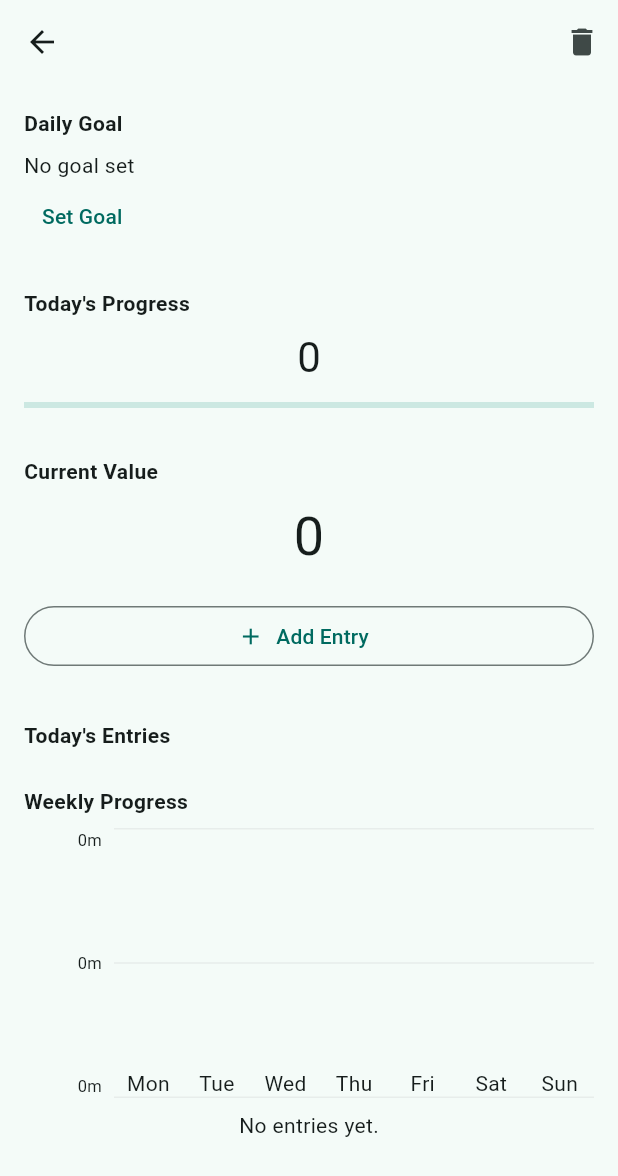
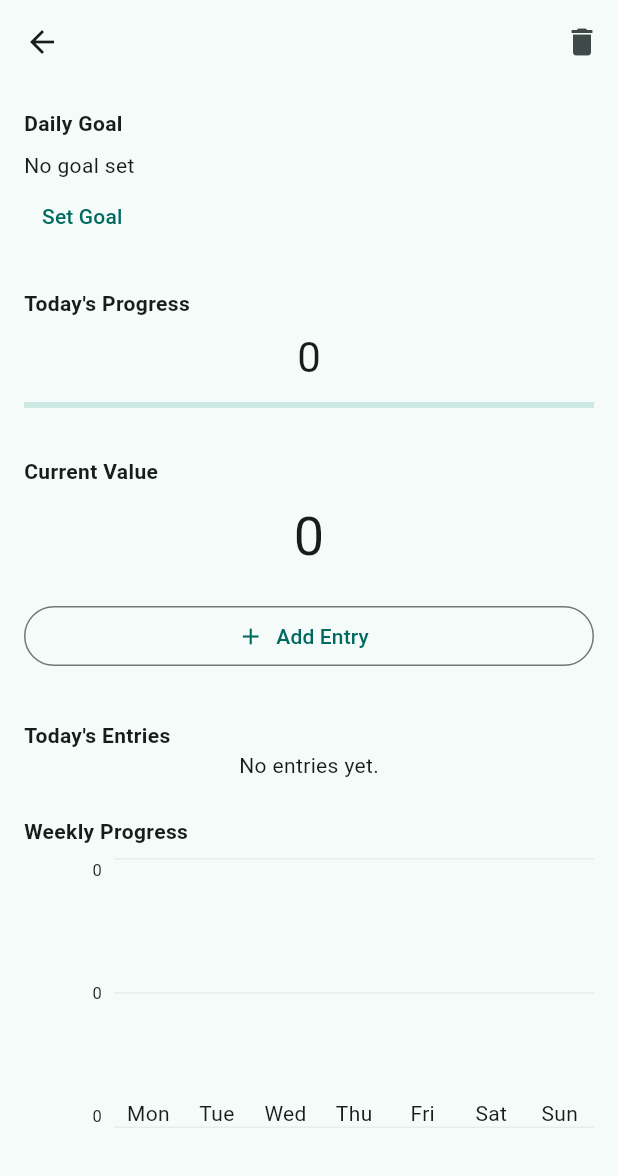
Before and after one commit to ysvaditya05/YSV-Daily-Tracker, a Flutter app: the NumberTrackerScreen screen opened directly with empty values, on a phone screen of 412 x 824 dp. Shown: the top 1176 px of the screen. Run offline on Flutter 3.47's test engine with Material 3 defaults, Android fonts, the phone set to English and light mode, and no system bars; our stand-ins replace sqflite, sqflite_common_ffi; accounts and stored records are empty.

Commit message:
Complete core Number Tracker implementation

```diff
--- a/lib/screens/number_tracker_screen.dart
+++ b/lib/screens/number_tracker_screen.dart
@@ -2,7 +2,7 @@ import 'dart:async';
 import 'package:flutter/material.dart';
 
 import '../models/tracker.dart';
-import '../widgets/weekly_progress_chart.dart';
+import '../widgets/number_weekly_progress_chart.dart';
 import '../models/number_entry.dart';
 import '../widgets/tracker_detail_scaffold.dart';
 
@@ -28,10 +28,11 @@ class NumberTrackerScreen extends StatefulWidget {
 		bool _isLoading = true;
 		Timer? _midnightTimer;
 		List<NumberEntry> _entries = [];
+		bool _showAllEntries = false;
 
-		final List<Duration> _weeklyProgress = List.filled(
+		final List<double> _weeklyProgress = List.filled(
 			  7,
-		  Duration.zero,
+			  0,
 			);
 
 	@override
@@ -82,8 +83,7 @@ class NumberTrackerScreen extends StatefulWidget {
 		    total += entry.value;
 		  }
 
-		  _weeklyProgress[DateTime.now().weekday - 1] =
-		      Duration(minutes: total.round());
+		  _weeklyProgress[DateTime.now().weekday - 1] = total;
 
 		  setState(() {
 		    _entries = entries;
@@ -422,29 +422,21 @@ class NumberTrackerScreen extends StatefulWidget {
 		  style: TextStyle(fontWeight: FontWeight.bold),
 		),
 
-		const SizedBox(height: 24),
-
-		const Text(
-		  'Weekly Progress',
-		  style: TextStyle(fontWeight: FontWeight.bold),
-		),
-
-		const SizedBox(height: 8),
-
-		WeeklyProgressChart(
-		  dailyDurations: _weeklyProgress,
-		  todayIndex: DateTime.now().weekday - 1,
-		),
-
-		const SizedBox(height: 8),
-
 		_entries.isEmpty
 		    ? const Center(
 			child: Text('No entries yet.'),
 		      )
 		    : Column(
-			children: _entries.map((entry) {
-			  return ListTile(
+			children: [
+
+			  ...(_showAllEntries
+				  ? _entries
+				  : _entries.take(2))
+			      .map((entry) {
+			    return Column(
+			      children: [
+
+				ListTile(
 				  contentPadding: EdgeInsets.zero,
 				  title: Text(
 				    _unit.isEmpty
@@ -458,9 +450,49 @@ class NumberTrackerScreen extends StatefulWidget {
 				    icon: const Icon(Icons.delete),
 				    onPressed: () => _deleteEntry(entry),
 				  ),
+				),
+
+				const Divider(),
+
+			      ],
 			    );
-			}).toList(),
+			  }),
+
+			  if (_entries.length > 2)
+			    Align(
+				  alignment: Alignment.centerLeft,
+				  child: TextButton(
+				onPressed: () {
+				  setState(() {
+				    _showAllEntries = !_showAllEntries;
+				  });
+				},
+				child: Text(
+				  _showAllEntries
+				      ? 'Show Less'
+				      : 'Show All (${_entries.length})',
 				),
+			      ),
+			    ),
+
+			],
+		      ),
+		      const SizedBox(height: 24),
+
+			const Text(
+			  'Weekly Progress',
+			  style: TextStyle(fontWeight: FontWeight.bold),
+			),
+
+			const SizedBox(height: 8),
+
+			NumberWeeklyProgressChart(
+				  dailyValues: _weeklyProgress,
+				  todayIndex: DateTime.now().weekday - 1,
+				  unit: _unit,
+				),
+
+			const SizedBox(height: 8),
 		],
 	      ),
 	    ),
--- /dev/null
+++ b/lib/widgets/number_weekly_progress_chart.dart
@@ -0,0 +1,149 @@
+import 'package:flutter/material.dart';
+
+class NumberWeeklyProgressChart extends StatelessWidget {
+  const NumberWeeklyProgressChart({
+	  super.key,
+	  required this.dailyValues,
+	  required this.todayIndex,
+	  required this.unit,
+	});
+
+  final List<double> dailyValues;
+  final String unit;
+  final int todayIndex;
+
+  static const _dayLabels = ['Mon', 'Tue', 'Wed', 'Thu', 'Fri', 'Sat', 'Sun'];
+
+  static String _formatAxis(double value, String unit) {
+	  if (value == value.roundToDouble()) {
+	    return '${value.toInt()}$unit';
+	  }
+
+	  return '${value.toStringAsFixed(1)}$unit';
+	}
+
+  @override
+  Widget build(BuildContext context) {
+    final maximumValue = dailyValues.fold<double>(
+	  0,
+	  (maximum, value) => value > maximum ? value : maximum,
+	);
+    final colorScheme = Theme.of(context).colorScheme;
+
+    final maxValue = maximumValue;
+
+	final midValue = maximumValue / 2;
+
+	return SizedBox(
+	  height: 180,
+	  child: Row(
+	    crossAxisAlignment: CrossAxisAlignment.stretch,
+	    children: [
+
+	      // ---------- Y AXIS ----------
+	      SizedBox(
+		width: 52,
+		child: Column(
+		  mainAxisAlignment: MainAxisAlignment.spaceBetween,
+		  crossAxisAlignment: CrossAxisAlignment.end,
+		  children: [
+			  Text(
+			    _formatAxis(maxValue, unit),
+			    style: const TextStyle(fontSize: 11),
+			  ),
+
+			  Text(
+			    _formatAxis(midValue, unit),
+			    style: const TextStyle(fontSize: 11),
+			  ),
+
+			  Text(
+  				_formatAxis(0, unit),
+			    style: TextStyle(fontSize: 11),
+			  ),
+			],
+		),
+	      ),
+
+	      const SizedBox(width: 8),
+
+	      // ---------- GRAPH ----------
+	      Expanded(
+		  child: Stack(
+		    children: [
+
+		      // Horizontal guide lines
+		      Positioned.fill(
+			child: Column(
+			  mainAxisAlignment: MainAxisAlignment.spaceBetween,
+			  children: [
+			    Divider(
+			      color: Colors.grey.withValues(alpha: 0.15),
+			      height: 1,
+			      thickness: 1,
+			    ),
+			    Divider(
+			      color: Colors.grey.withValues(alpha: 0.15),
+			      height: 1,
+			      thickness: 1,
+			    ),
+			    Divider(
+			      color: Colors.grey.withValues(alpha: 0.15),
+			      height: 1,
+			      thickness: 1,
+			    ),
+			  ],
+			),
+		      ),
+
+		      Row(
+			crossAxisAlignment: CrossAxisAlignment.stretch,
+			children: List.generate(dailyValues.length, (index) {
+			  final value = dailyValues[index];
+
+			  final heightFactor = maximumValue == 0
+				    ? 0.0
+				    : value / maximumValue;
+
+			  return Expanded(
+			    child: Padding(
+			      padding: const EdgeInsets.symmetric(horizontal: 4),
+			      child: Column(
+				children: [
+				  Expanded(
+				    child: LayoutBuilder(
+				      builder: (context, constraints) {
+				        return Align(
+				          alignment: Alignment.bottomCenter,
+				          child: Container(
+				            width: 20,
+				            height: constraints.maxHeight * heightFactor,
+				            decoration: BoxDecoration(
+				              color: index == todayIndex
+				                  ? colorScheme.primary
+				                  : colorScheme.primaryContainer,
+				              borderRadius: const BorderRadius.vertical(
+				                top: Radius.circular(4),
+				              ),
+				            ),
+				          ),
+				        );
+				      },
+				    ),
+				  ),
+				  const SizedBox(height: 8),
+				  Text(_dayLabels[index]),
+				],
+			      ),
+			    ),
+			  );
+			}),
+		      ),
+		    ],
+		  ),
+		),
+	    ],
+	  ),
+	);
+  }
+}
```
Lines whose indentation alone changed are shown as unchanged.
